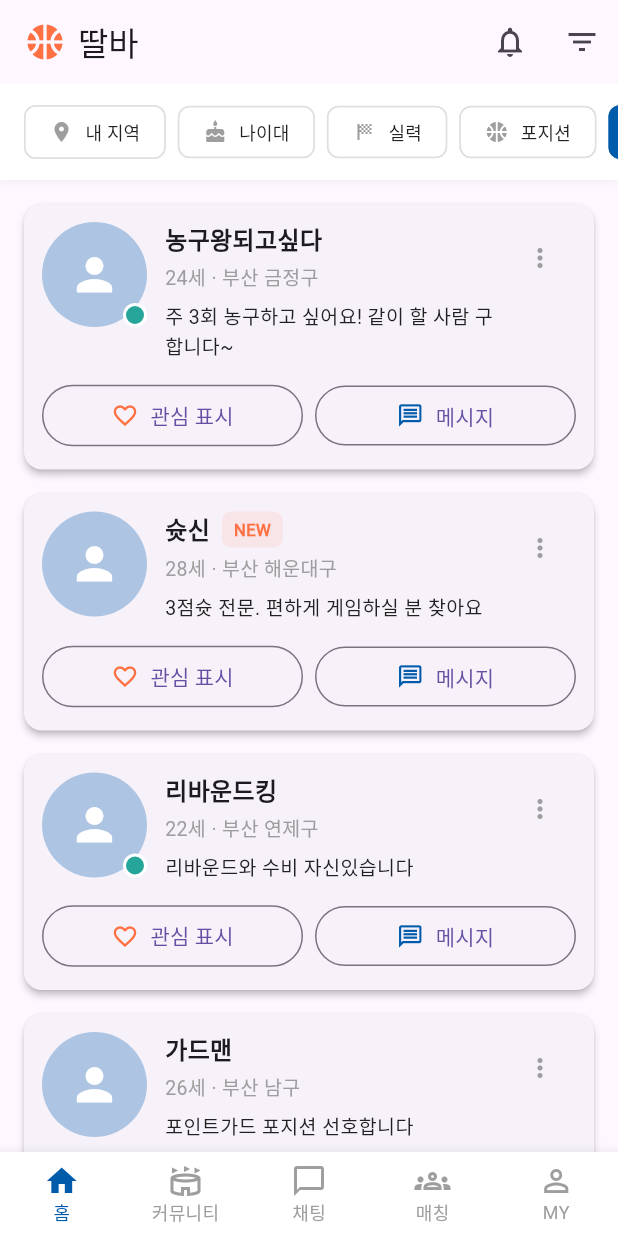
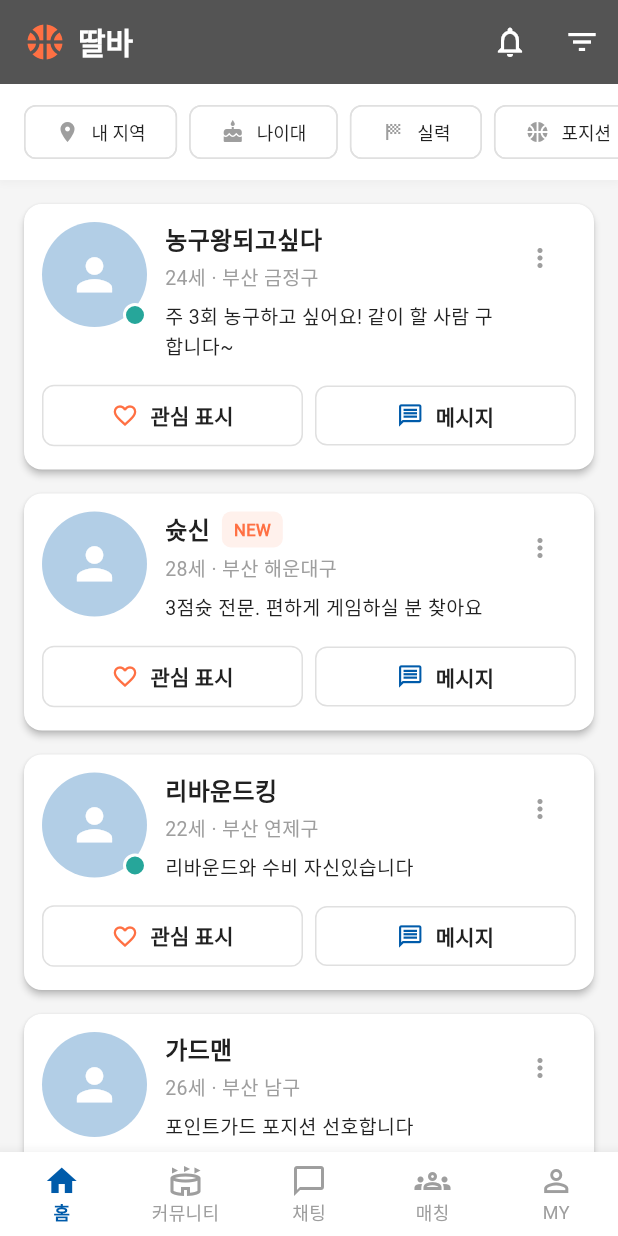
Before and after one commit to Blueapple031/PNUBasketballPlatform, a Flutter app: the screen it shows after launch, on a phone screen of 412 x 824 dp. Run offline on Flutter 3.47's test engine with Material 3 defaults, Android fonts, the phone set to English and light mode, and no system bars; our stand-ins replace flutter_secure_storage, google_sign_in; accounts and stored records are empty; generated files the repository leaves out were written again.

Commit message:
fix(fe) : app.dart 파일에 AppTheme가 적용되지 않던 문제 해결

```diff
--- a/frontend/lib/app.dart
+++ b/frontend/lib/app.dart
@@ -17,12 +17,8 @@ class BasketballApp extends StatelessWidget {
       ],
       child: MaterialApp(
         title: '딸바',
-        theme: ThemeData(
-          primarySwatch: Colors.blue,
-          useMaterial3: true,
-        ),
-        // LoginScreen 변경필요
-        home: const RootScreen(), // 임시: UserTab 테스트용
+        theme: AppTheme.theme,
+        home: const RootScreen(),
         routes: {
           '/login': (context) => const LoginScreen(),
           '/home': (context) => const RootScreen(),
```
